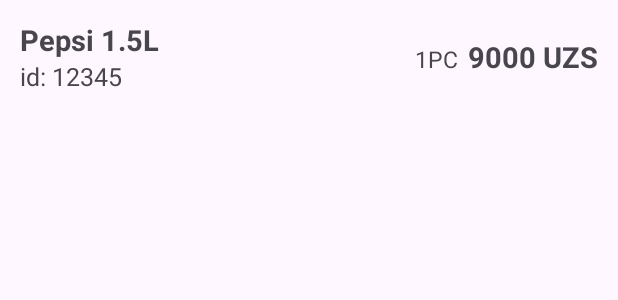
After one commit to MuhammadziyoMuhsinov/TezPos, an Android app: the layout item_chek_product.xml on its own in the app's theme, with its tools: preview values and no code run, on a phone screen of 412 x 824 dp. The commit adds this screen. Shown: the top 300 px of the screen. Run offline under Robolectric (Android 15) with nearby library versions, the phone set to English and light mode, and no system bars.

Commit message:
Farg'ona yoshlar hakatoni

```diff
--- /dev/null
+++ b/app/src/main/res/layout/item_chek_product.xml
@@ -0,0 +1,65 @@
+<?xml version="1.0" encoding="utf-8"?>
+<LinearLayout xmlns:android="http://schemas.android.com/apk/res/android"
+    android:layout_width="match_parent"
+    android:layout_height="wrap_content"
+    android:layout_margin="@dimen/_10sdp"
+    android:gravity="center_vertical"
+    android:orientation="horizontal">
+
+    <LinearLayout
+        android:layout_width="0dp"
+        android:layout_height="wrap_content"
+        android:layout_weight="1"
+        android:orientation="vertical">
+
+        <TextView
+            android:id="@+id/nomi"
+            android:layout_width="wrap_content"
+            android:layout_height="wrap_content"
+            android:text="Pepsi 1.5L"
+            android:textSize="@dimen/_15ssp"
+            android:textStyle="bold" />
+
+        <TextView
+            android:layout_width="wrap_content"
+            android:layout_height="wrap_content"
+            android:text="id: 12345"
+            android:textSize="@dimen/_13ssp" />
+
+
+    </LinearLayout>
+
+    <LinearLayout
+        android:layout_width="wrap_content"
+        android:layout_height="wrap_content"
+      >
+
+
+
+
+        <LinearLayout
+            android:layout_width="wrap_content"
+            android:layout_height="wrap_content"
+            android:orientation="horizontal">
+
+            <TextView
+                android:id="@+id/count"
+                android:layout_width="wrap_content"
+                android:layout_height="wrap_content"
+                android:layout_marginEnd="@dimen/_5sdp"
+                android:text="1PC"
+                android:textSize="@dimen/_12ssp" />
+
+            <TextView
+                android:id="@+id/price"
+                android:layout_width="wrap_content"
+                android:layout_height="wrap_content"
+                android:text="9000 UZS"
+                android:textSize="@dimen/_15ssp"
+                android:textStyle="bold" />
+
+
+        </LinearLayout>
+    </LinearLayout>
+
+</LinearLayout>
```
Also changed, not shown: app/src/main/java/uz/tezpos/FragmentPos.kt (+25 -29 lines), app/src/main/java/uz/tezpos/adapter/RvChek.kt (added, +54 -0 lines), app/src/main/res/layout/fragment_pos.xml (+221 -92 lines), app/src/main/res/drawable/img_print.png (added), app/src/main/res/drawable/line_big.png (added).
